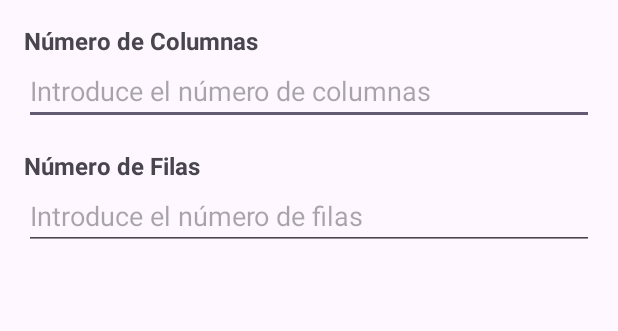
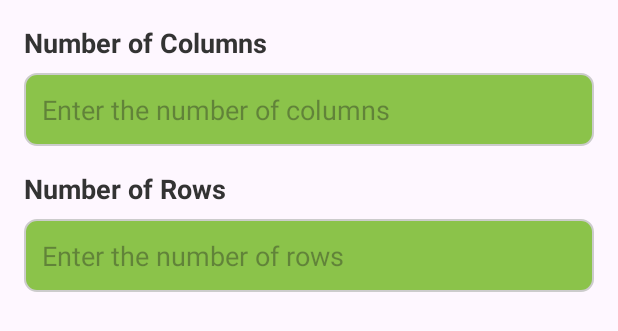
Before and after one commit to MRodriguezValdes/SnakePro, an Android app: the layout dialog_settings.xml on its own in the app's theme, with its tools: preview values and no code run, on a phone screen of 412 x 824 dp. Shown: the top 331 px of the screen. Run offline under Robolectric (Android 15) with nearby library versions, the phone set to English and light mode, and no system bars.

Commit message:
Settings styles improved

```diff
--- /dev/null
+++ b/Android/SnakeProController/app/src/main/res/drawable/edit_text_background.xml
@@ -0,0 +1,7 @@
+<?xml version="1.0" encoding="utf-8"?>
+<shape xmlns:android="http://schemas.android.com/apk/res/android">
+    <solid android:color="#8BC34A" />
+    <stroke android:width="1dp" android:color="#CCCCCC" />
+    <corners android:radius="8dp" />
+    <padding android:left="8dp" android:top="8dp" android:right="8dp" android:bottom="8dp" />
+</shape>
--- a/Android/SnakeProController/app/src/main/res/layout/dialog_settings.xml
+++ b/Android/SnakeProController/app/src/main/res/layout/dialog_settings.xml
@@ -8,30 +8,40 @@
     <TextView
         android:layout_width="match_parent"
         android:layout_height="wrap_content"
-        android:text="Número de Columnas"
-        android:textSize="16sp"
-        android:textStyle="bold" />
+        android:text="Number of Columns"
+        android:textSize="18sp"
+        android:textStyle="bold"
+        android:textColor="@color/primary_text_color"
+        android:paddingBottom="8dp" />
 
     <EditText
         android:id="@+id/editText_columns"
         android:layout_width="match_parent"
         android:layout_height="wrap_content"
         android:inputType="number"
-        android:hint="Introduce el número de columnas" />
+        android:hint="Enter the number of columns"
+        android:background="@drawable/edit_text_background"
+        android:padding="12dp"
+        android:textColor="@color/edit_text_color" />
 
     <TextView
         android:layout_width="match_parent"
         android:layout_height="wrap_content"
-        android:text="Número de Filas"
-        android:textSize="16sp"
+        android:text="Number of Rows"
+        android:textSize="18sp"
         android:textStyle="bold"
-        android:layout_marginTop="16dp"/>
+        android:textColor="@color/primary_text_color"
+        android:paddingTop="16dp"
+        android:paddingBottom="8dp"/>
 
     <EditText
         android:id="@+id/editText_rows"
         android:layout_width="match_parent"
         android:layout_height="wrap_content"
         android:inputType="number"
-        android:hint="Introduce el número de filas" />
+        android:hint="Enter the number of rows"
+        android:background="@drawable/edit_text_background"
+        android:padding="12dp"
+        android:textColor="@color/edit_text_color" />
 
 </LinearLayout>
--- a/Android/SnakeProController/app/src/main/res/values/colors.xml
+++ b/Android/SnakeProController/app/src/main/res/values/colors.xml
@@ -4,5 +4,8 @@
     <color name="colorPrimaryDark">#3700B3</color>
     <color name="colorAccent">#03DAC5</color>
     <color name="nesButtonBackground">#555555</color>
-    <color name="nesButtonText">#FFFFFF</color>
+    <color name="background_color">#FFFFFF</color>
+    <color name="primary_text_color">#333333</color>
+    <color name="edit_text_color">#000000</color>
+    <color name="hint_text_color">#888888</color>
 </resources>
--- a/Android/SnakeProController/app/src/main/res/values/styles.xml
+++ b/Android/SnakeProController/app/src/main/res/values/styles.xml
@@ -15,4 +15,8 @@
         <item name="android:textColor">#FFFFFF</item>
         <item name="android:padding">10dp</item>
     </style>
+
+    <style name="HintTextStyle">
+        <item name="android:textColorHint">@color/hint_text_color</item>
+    </style>
 </resources>
```
Also changed, not shown: Android/SnakeProController/app/src/main/java/com/example/snakeprocontroller/MainActivity.java (+11 -26 lines), 1 other file.
